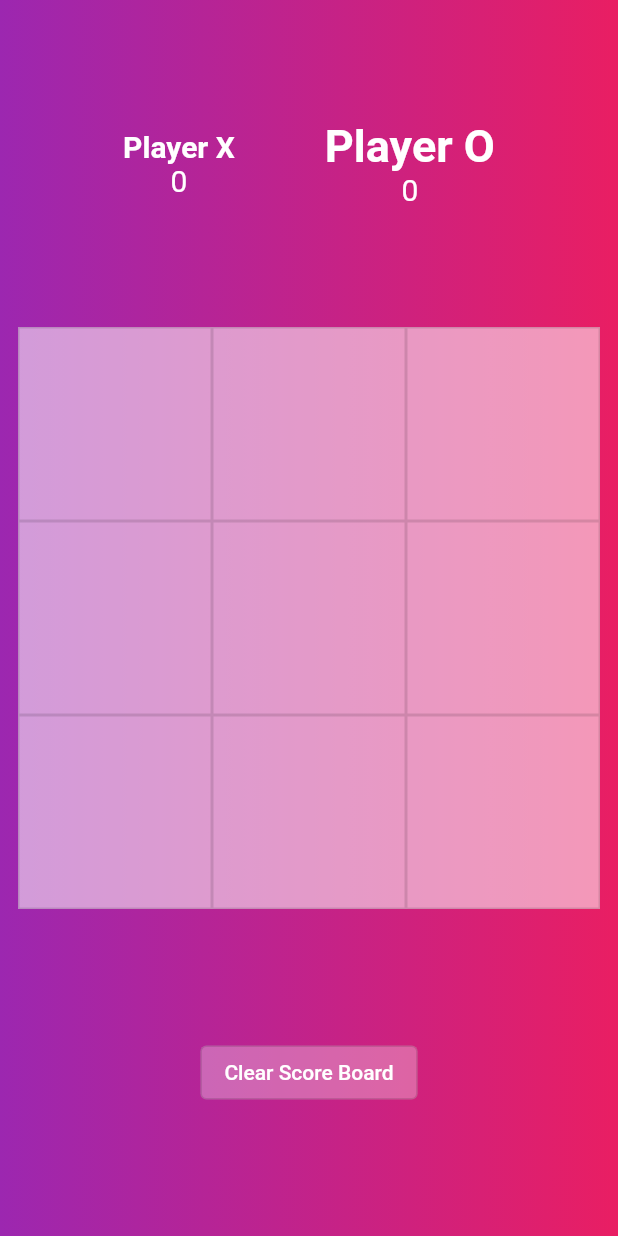
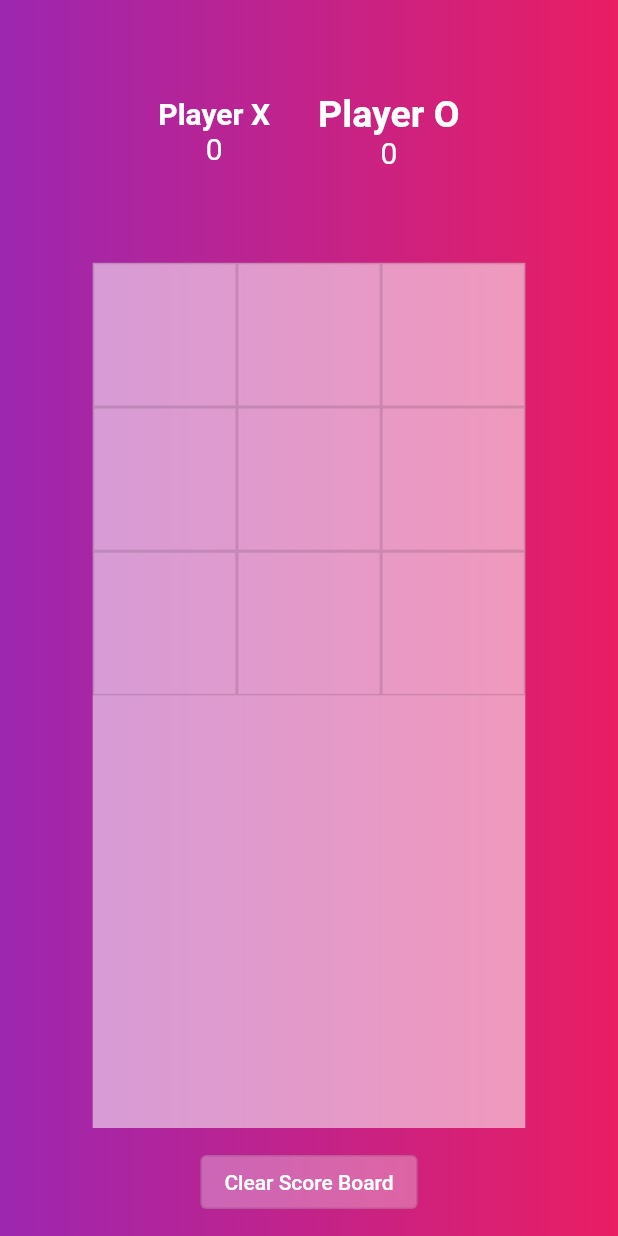
Before and after one commit to bansalgaurav852/Tic-Tac-Toe, a Flutter app: the screen it shows after launch, on a phone screen of 412 x 824 dp. Run offline on Flutter 3.47's test engine with Material 2 defaults, Android fonts, the phone set to English and light mode, and no system bars.

Commit message:
fix pixel overflow in web

```diff
--- a/lib/main.dart
+++ b/lib/main.dart
@@ -1,3 +1,6 @@
+import 'dart:io';
+
+import 'package:flutter/foundation.dart';
 import 'package:flutter/material.dart';
 
 void main() => runApp(const MyApp());
@@ -32,6 +35,10 @@ class _HomePageState extends State<HomePage> {
 
   @override
   Widget build(BuildContext context) {
+    double width = kIsWeb
+        ? MediaQuery.sizeOf(context).height
+        : MediaQuery.sizeOf(context).width;
+    double height = MediaQuery.sizeOf(context).height;
     return Scaffold(
       backgroundColor: Colors.black,
       body: Container(
@@ -48,14 +55,14 @@ class _HomePageState extends State<HomePage> {
                 mainAxisAlignment: MainAxisAlignment.center,
                 children: <Widget>[
                   Container(
-                    padding: const EdgeInsets.all(30.0),
+                    padding: const EdgeInsets.all(16.0),
                     child: Column(
                       mainAxisAlignment: MainAxisAlignment.center,
                       children: <Widget>[
                         Text(
                           'Player X',
                           style: TextStyle(
-                            fontSize: !oTurn ? 30 : 20,
+                            fontSize: !oTurn ? 25 : 20,
                             fontWeight: FontWeight.bold,
                             color: Colors.white,
                           ),
@@ -69,13 +76,13 @@ class _HomePageState extends State<HomePage> {
                     ),
                   ),
                   Container(
-                    padding: const EdgeInsets.all(30.0),
+                    padding: const EdgeInsets.all(16.0),
                     child: Column(
                       mainAxisAlignment: MainAxisAlignment.center,
                       children: <Widget>[
                         Text('Player O',
                             style: TextStyle(
-                                fontSize: oTurn ? 30 : 20,
+                                fontSize: oTurn ? 25 : 20,
                                 fontWeight: FontWeight.bold,
                                 color: Colors.white)),
                         Text(
@@ -90,6 +97,8 @@ class _HomePageState extends State<HomePage> {
               ),
             ),
             Container(
+              width: width * 0.7,
+              height: height * 0.7,
               margin: const EdgeInsets.symmetric(horizontal: 12),
               decoration: const BoxDecoration(color: Colors.white54),
               child: GridView.builder(
@@ -117,8 +126,8 @@ class _HomePageState extends State<HomePage> {
                     );
                   }),
             ),
-            Expanded(
-                child: Row(
+            SizedBox(height: 12),
+            Row(
               mainAxisAlignment: MainAxisAlignment.center,
               children: <Widget>[
                 OutlinedButton(
@@ -134,7 +143,8 @@ class _HomePageState extends State<HomePage> {
                   ),
                 ),
               ],
-            ))
+            ),
+            SizedBox(height: 12),
           ],
         ),
       ),
```
